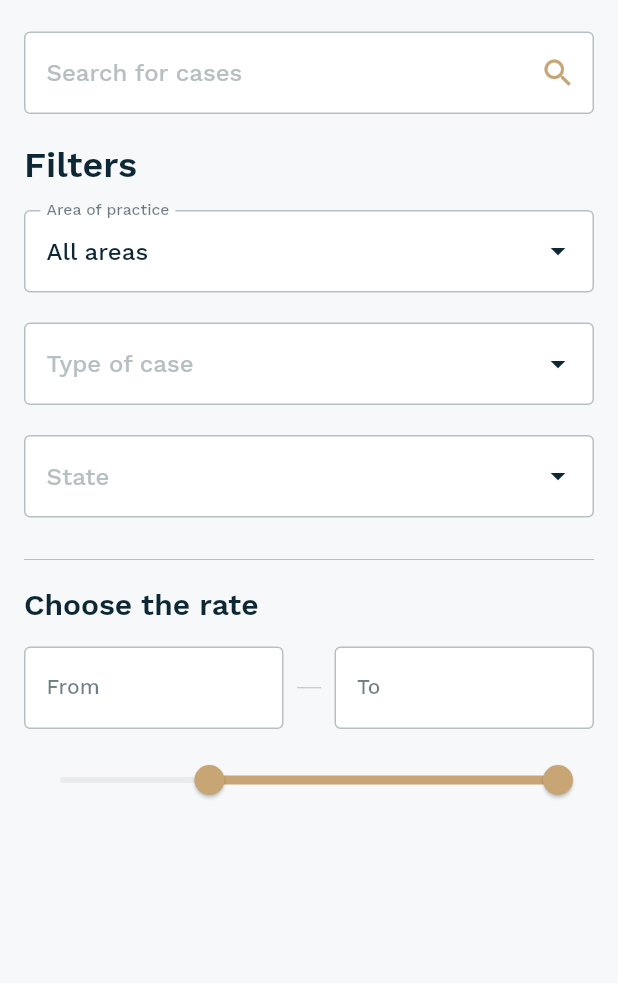
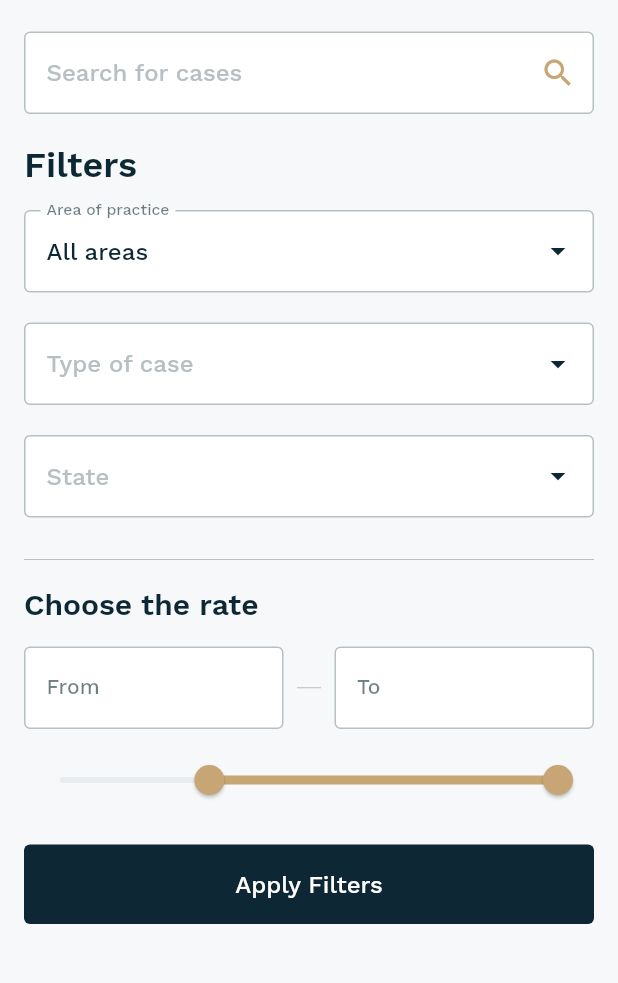
Before and after one commit to sergiyvergun/otakoyi_test_app, a Flutter app: the screen it shows after launch, on a phone screen of 412 x 824 dp, the part 84-1067 px from its top. Run offline on Flutter 3.47's test engine with Material 2 defaults, Android fonts, the phone set to English and light mode, and no system bars; our stand-ins replace flutter_svg, google_fonts.

Commit message:
Create custom_button.dart.

```diff
--- a/lib/ui/screens/home.dart
+++ b/lib/ui/screens/home.dart
@@ -3,6 +3,7 @@ import 'package:flutter/material.dart';
 import 'package:flutter_svg/flutter_svg.dart';
 import 'package:otakoyi_test_app/ui/styles/colors.dart';
 import 'package:otakoyi_test_app/ui/widgets/custom_app_bar.dart';
+import 'package:otakoyi_test_app/ui/widgets/custom_button.dart';
 import 'package:otakoyi_test_app/ui/widgets/custom_form.dart';
 import 'package:otakoyi_test_app/ui/widgets/custom_range_slider.dart';
 import 'package:otakoyi_test_app/ui/widgets/micro_components/badge.dart';
@@ -82,6 +83,13 @@ class Home extends StatelessWidget {
           ),
           Container(height: 17),
           CustomRangeSlider(),
+          Container(height: 19),
+          CustomButton(
+            onPressed: () {},
+            title: 'Apply Filters',
+            backgroundColor: SurfaceColors.darkBlue,
+            titleColor: TypographyColors.white,
+          ),
         ],
       ),
     );
--- /dev/null
+++ b/lib/ui/widgets/custom_button.dart
@@ -0,0 +1,34 @@
+import 'package:flutter/material.dart';
+import 'package:otakoyi_test_app/ui/styles/colors.dart';
+
+class CustomButton extends StatelessWidget {
+  final Function onPressed;
+  final String title;
+  final Color titleColor;
+  final Color backgroundColor;
+
+  const CustomButton(
+      {Key key,
+      this.onPressed,
+      this.title,
+      this.titleColor = Colors.white,
+      this.backgroundColor = SurfaceColors.darkBlue})
+      : super(key: key);
+
+  @override
+  Widget build(BuildContext context) {
+    return FlatButton(
+      shape: RoundedRectangleBorder(
+        borderRadius: BorderRadius.circular(4.0),
+      ),
+      padding: EdgeInsets.symmetric(vertical: 17),
+      color: backgroundColor,
+      onPressed: onPressed,
+      child: Text(
+        title,
+        style:
+            Theme.of(context).textTheme.subtitle1.copyWith(color: titleColor),
+      ),
+    );
+  }
+}
```
